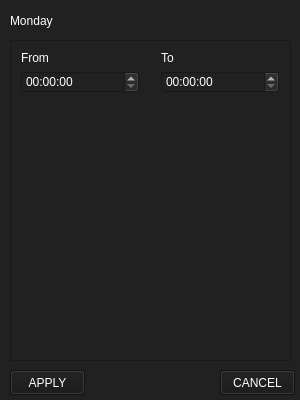
Qt form ui/scheduleblockspopup.ui (HowePersonal/DistractionBlocker) before a commit.
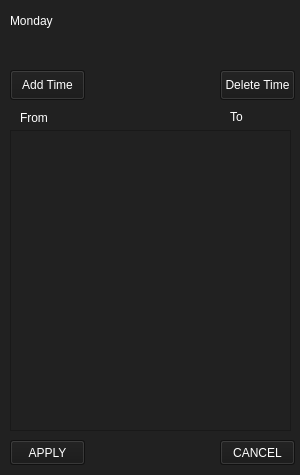
The same form after that commit.

The edit to the form file:
```diff
--- a/ui/scheduleblockspopup.ui
+++ b/ui/scheduleblockspopup.ui
@@ -7,7 +7,7 @@
     <x>0</x>
     <y>0</y>
     <width>300</width>
-    <height>400</height>
+    <height>475</height>
    </rect>
   </property>
   <property name="minimumSize">
@@ -20,7 +20,8 @@
    <string>Form</string>
   </property>
   <property name="styleSheet">
-   <string notr="true">background-color: rgb(33,33,33);</string>
+   <string notr="true">background-color: rgb(33,33,33);
+color: white;</string>
   </property>
   <widget class="QLabel" name="dayLabel">
    <property name="geometry">
@@ -39,17 +40,78 @@
     <string>Monday</string>
    </property>
   </widget>
+  <widget class="QPushButton" name="btn_apply">
+   <property name="geometry">
+    <rect>
+     <x>10</x>
+     <y>440</y>
+     <width>75</width>
+     <height>25</height>
+    </rect>
+   </property>
+   <property name="sizePolicy">
+    <sizepolicy hsizetype="Fixed" vsizetype="Fixed">
+     <horstretch>0</horstretch>
+     <verstretch>0</verstretch>
+    </sizepolicy>
+   </property>
+   <property name="minimumSize">
+    <size>
+     <width>75</width>
+     <height>25</height>
+    </size>
+   </property>
+   <property name="styleSheet">
+    <string notr="true">color: white;
+font: 75 10pt &quot;MS Shell Dlg 2&quot;;
+background-color: rgb(24,24,24);</string>
+   </property>
+   <property name="text">
+    <string>APPLY</string>
+   </property>
+  </widget>
+  <widget class="QPushButton" name="btn_cancel">
+   <property name="geometry">
+    <rect>
+     <x>220</x>
+     <y>440</y>
+     <width>75</width>
+     <height>25</height>
+    </rect>
+   </property>
+   <property name="sizePolicy">
+    <sizepolicy hsizetype="Fixed" vsizetype="Fixed">
+     <horstretch>0</horstretch>
+     <verstretch>0</verstretch>
+    </sizepolicy>
+   </property>
+   <property name="minimumSize">
+    <size>
+     <width>75</width>
+     <height>25</height>
+    </size>
+   </property>
+   <property name="styleSheet">
+    <string notr="true">color: white;
+font: 75 10pt &quot;MS Shell Dlg 2&quot;;
+background-color: rgb(24,24,24);</string>
+   </property>
+   <property name="text">
+    <string>CANCEL</string>
+   </property>
+  </widget>
   <widget class="QScrollArea" name="scrollArea">
    <property name="geometry">
     <rect>
      <x>10</x>
-     <y>40</y>
+     <y>130</y>
      <width>281</width>
-     <height>321</height>
+     <height>301</height>
     </rect>
    </property>
    <property name="styleSheet">
-    <string notr="true">color: white;</string>
+    <string notr="true">background-color: rgb(33, 33, 33);
+color: white;</string>
    </property>
    <property name="widgetResizable">
     <bool>true</bool>
@@ -60,70 +122,18 @@
       <x>0</x>
       <y>0</y>
       <width>279</width>
-      <height>319</height>
+      <height>299</height>
      </rect>
     </property>
-    <widget class="QTimeEdit" name="timeFrom">
-     <property name="geometry">
-      <rect>
-       <x>10</x>
-       <y>30</y>
-       <width>118</width>
-       <height>22</height>
-      </rect>
-     </property>
-    </widget>
-    <widget class="QTimeEdit" name="timeTo">
-     <property name="geometry">
-      <rect>
-       <x>150</x>
-       <y>30</y>
-       <width>118</width>
-       <height>22</height>
-      </rect>
-     </property>
-    </widget>
-    <widget class="QLabel" name="label_2">
-     <property name="geometry">
-      <rect>
-       <x>10</x>
-       <y>10</y>
-       <width>47</width>
-       <height>13</height>
-      </rect>
-     </property>
-     <property name="styleSheet">
-      <string notr="true">font: 10pt &quot;MS Shell Dlg 2&quot;;</string>
-     </property>
-     <property name="text">
-      <string>From</string>
-     </property>
-    </widget>
-    <widget class="QLabel" name="label_3">
-     <property name="geometry">
-      <rect>
-       <x>150</x>
-       <y>10</y>
-       <width>47</width>
-       <height>13</height>
-      </rect>
-     </property>
-     <property name="styleSheet">
-      <string notr="true">font: 10pt &quot;MS Shell Dlg 2&quot;;</string>
-     </property>
-     <property name="text">
-      <string>To</string>
-     </property>
-    </widget>
    </widget>
   </widget>
-  <widget class="QPushButton" name="btn_apply">
+  <widget class="QPushButton" name="btn_addTime">
    <property name="geometry">
     <rect>
      <x>10</x>
-     <y>370</y>
+     <y>70</y>
      <width>75</width>
-     <height>25</height>
+     <height>30</height>
     </rect>
    </property>
    <property name="sizePolicy">
@@ -144,16 +154,16 @@
 background-color: rgb(24,24,24);</string>
    </property>
    <property name="text">
-    <string>APPLY</string>
+    <string>Add Time</string>
    </property>
   </widget>
-  <widget class="QPushButton" name="btn_cancel">
+  <widget class="QPushButton" name="btn_deleteTime">
    <property name="geometry">
     <rect>
      <x>220</x>
-     <y>370</y>
+     <y>70</y>
      <width>75</width>
-     <height>25</height>
+     <height>30</height>
     </rect>
    </property>
    <property name="sizePolicy">
@@ -174,7 +184,47 @@
 background-color: rgb(24,24,24);</string>
    </property>
    <property name="text">
-    <string>CANCEL</string>
+    <string>Delete Time</string>
+   </property>
+  </widget>
+  <widget class="QLabel" name="label_2">
+   <property name="geometry">
+    <rect>
+     <x>20</x>
+     <y>110</y>
+     <width>40</width>
+     <height>16</height>
+    </rect>
+   </property>
+   <property name="sizePolicy">
+    <sizepolicy hsizetype="Fixed" vsizetype="Fixed">
+     <horstretch>0</horstretch>
+     <verstretch>0</verstretch>
+    </sizepolicy>
+   </property>
+   <property name="styleSheet">
+    <string notr="true">font: 10pt &quot;MS Shell Dlg 2&quot;;
+color: white;
+</string>
+   </property>
+   <property name="text">
+    <string>From</string>
+   </property>
+  </widget>
+  <widget class="QLabel" name="label_3">
+   <property name="geometry">
+    <rect>
+     <x>230</x>
+     <y>110</y>
+     <width>47</width>
+     <height>13</height>
+    </rect>
+   </property>
+   <property name="styleSheet">
+    <string notr="true">font: 10pt &quot;MS Shell Dlg 2&quot;;</string>
+   </property>
+   <property name="text">
+    <string>To</string>
    </property>
   </widget>
  </widget>
```
